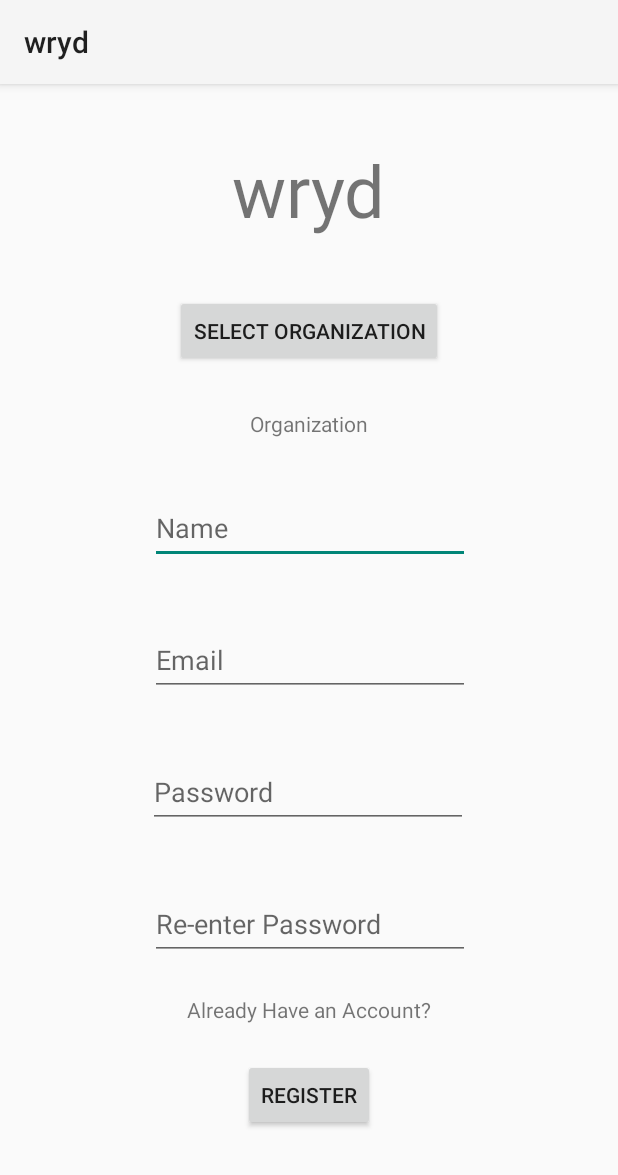
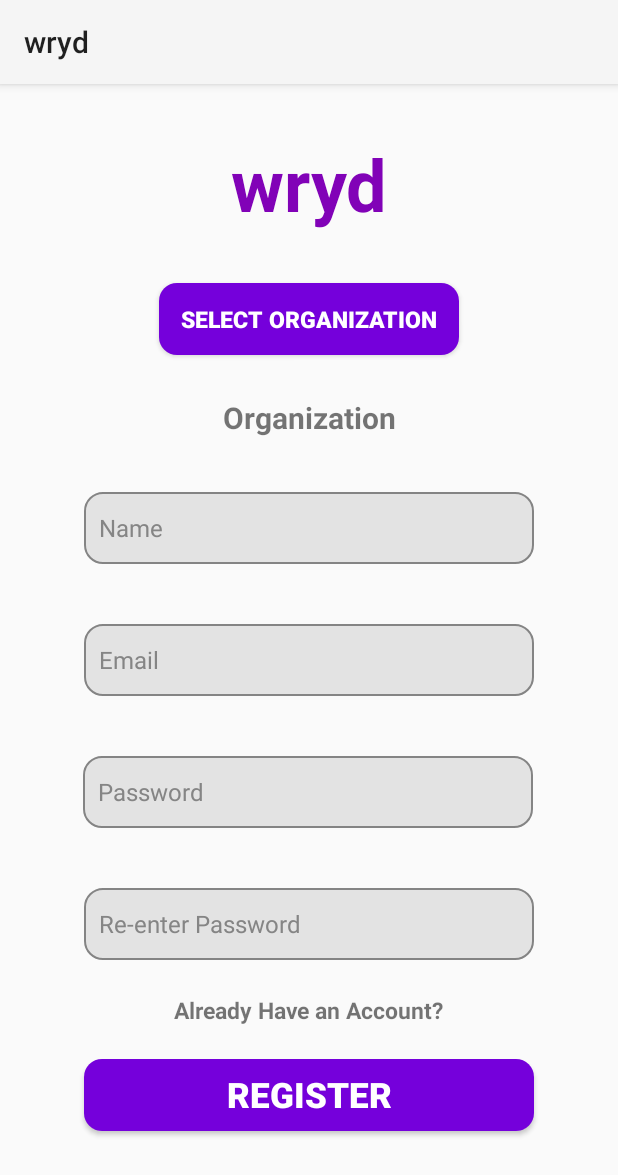
Before and after one commit to wryd-live/wryd, an Android app: the SignUp screen opened directly, with no data from a screen before it, on a phone screen of 412 x 824 dp. Shown: the top 1175 px of the screen. Run offline under Robolectric (Android 15) with nearby library versions, the phone set to English and light mode, and no system bars.

Commit message:
Register Page UI Updated

```diff
--- a/app/src/main/res/layout/activity_sign_up.xml
+++ b/app/src/main/res/layout/activity_sign_up.xml
@@ -11,6 +11,8 @@
         android:id="@+id/textView"
         android:layout_width="wrap_content"
         android:layout_height="wrap_content"
+        android:textColor="#8102b7"
+        android:textStyle="bold"
         android:text="wryd"
         android:textSize="48sp"
         app:layout_constraintBottom_toTopOf="@+id/selectOrganizationButtonSignUp"
@@ -20,11 +22,16 @@
 
     <EditText
         android:id="@+id/personNameSignUp"
+        android:textColorHint="#858585"
+        android:padding="10dp"
+        android:textSize="16sp"
+        android:background="@drawable/grey_bcakground"
         android:layout_width="wrap_content"
         android:layout_height="wrap_content"
         android:layout_marginBottom="40dp"
         android:ems="10"
         android:hint="Name"
+        android:width="300dp"
         android:inputType="textPersonName"
         android:minHeight="48dp"
         app:layout_constraintBottom_toTopOf="@+id/emailInputSigup"
@@ -36,6 +43,11 @@
         android:id="@+id/emailInputSigup"
         android:layout_width="wrap_content"
         android:layout_height="wrap_content"
+        android:textColorHint="#858585"
+        android:padding="10dp"
+        android:textSize="16sp"
+        android:background="@drawable/grey_bcakground"
+        android:width="300dp"
         android:ems="10"
         android:hint="Email"
         android:inputType="textEmailAddress"
@@ -54,6 +66,11 @@
         android:ems="10"
         android:hint="Password"
         android:inputType="textPassword"
+        android:textColorHint="#858585"
+        android:padding="10dp"
+        android:textSize="16sp"
+        android:background="@drawable/grey_bcakground"
+        android:width="300dp"
         android:minHeight="48dp"
         app:layout_constraintEnd_toEndOf="parent"
         app:layout_constraintHorizontal_bias="0.497"
@@ -68,18 +85,30 @@
         android:ems="10"
         android:hint="Re-enter Password"
         android:inputType="textPassword"
+        android:textColorHint="#858585"
+        android:padding="10dp"
+        android:textSize="16sp"
+        android:background="@drawable/grey_bcakground"
+        android:width="300dp"
         android:minHeight="48dp"
         app:layout_constraintEnd_toEndOf="parent"
         app:layout_constraintHorizontal_bias="0.502"
         app:layout_constraintStart_toStartOf="parent"
         app:layout_constraintTop_toBottomOf="@+id/passwordInputSignup" />
 
+
+
     <Button
         android:id="@+id/registerbuttonSignUp"
         android:layout_width="wrap_content"
         android:layout_height="wrap_content"
         android:layout_marginBottom="4dp"
+        android:width="300dp"
         android:text="Register"
+        android:background="@drawable/purple_background"
+        android:textSize="23sp"
+        android:textColor="#ffffff"
+        android:textStyle="bold"
         app:layout_constraintBottom_toBottomOf="parent"
         app:layout_constraintEnd_toEndOf="parent"
         app:layout_constraintStart_toStartOf="parent"
@@ -89,6 +118,8 @@
         android:id="@+id/alreadyHaveAnAccountSignup"
         android:layout_width="wrap_content"
         android:layout_height="wrap_content"
+        android:textSize="15sp"
+        android:textStyle="bold"
         android:text="Already Have an Account?"
         app:layout_constraintBottom_toTopOf="@+id/registerbuttonSignUp"
         app:layout_constraintEnd_toEndOf="parent"
@@ -100,6 +131,11 @@
         android:layout_width="wrap_content"
         android:layout_height="wrap_content"
         android:layout_marginBottom="28dp"
+        android:width="200dp"
+        android:background="@drawable/purple_background"
+        android:textSize="15sp"
+        android:textColor="#ffffff"
+        android:textStyle="bold"
         android:text="Select Organization"
         app:layout_constraintBottom_toTopOf="@+id/organizationTextViewSignUp"
         app:layout_constraintEnd_toEndOf="parent"
@@ -111,6 +147,8 @@
         android:layout_height="wrap_content"
         android:layout_marginBottom="36dp"
         android:text="Organization"
+        android:textSize="20sp"
+        android:textStyle="bold"
         app:layout_constraintBottom_toTopOf="@+id/personNameSignUp"
         app:layout_constraintEnd_toEndOf="parent"
         app:layout_constraintStart_toStartOf="parent" />
```
Also changed, not shown: app/src/main/res/layout/activity_login.xml (+2 -25 lines).
